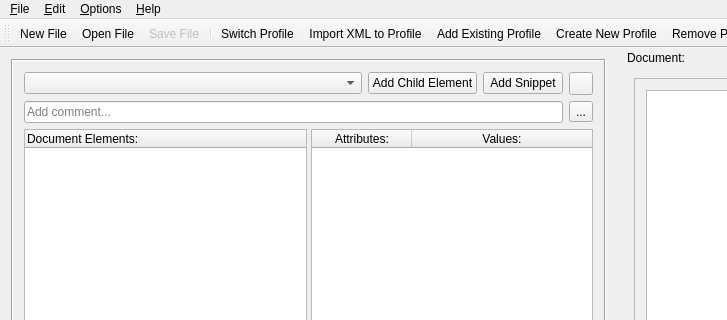
Above: GCXMLGenerator/gcmainwindow.ui from goblincoding/xmlmill before the change; both pictures show x 0 to 727 and y 0 to 320 of the 1099 by 659 pixel window. Below: the same form after it.
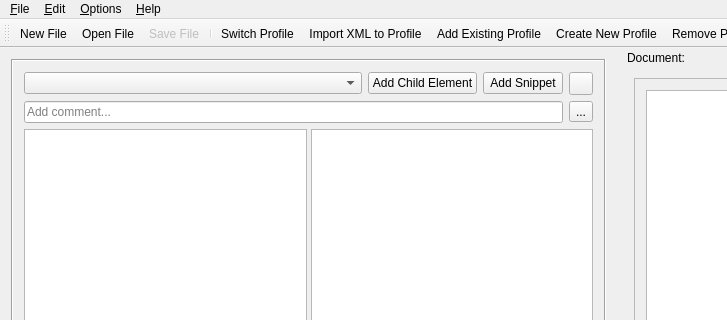
That is the form after the change. Icons and pictures are not drawn.

Commit message: Made dark theme optional. Standard palette is now the default.

```diff
--- a/GCXMLGenerator/gcmainwindow.ui
+++ b/GCXMLGenerator/gcmainwindow.ui
@@ -126,7 +126,7 @@
            <bool>true</bool>
           </property>
           <attribute name="headerVisible">
-           <bool>true</bool>
+           <bool>false</bool>
           </attribute>
           <column>
            <property name="text">
@@ -145,7 +145,7 @@
            <number>2</number>
           </property>
           <attribute name="horizontalHeaderVisible">
-           <bool>true</bool>
+           <bool>false</bool>
           </attribute>
           <attribute name="horizontalHeaderCascadingSectionResizes">
            <bool>true</bool>
```
Left out of the diff: 2 changed lines with no effect on the pictures. The commit also changes 1 other file.
